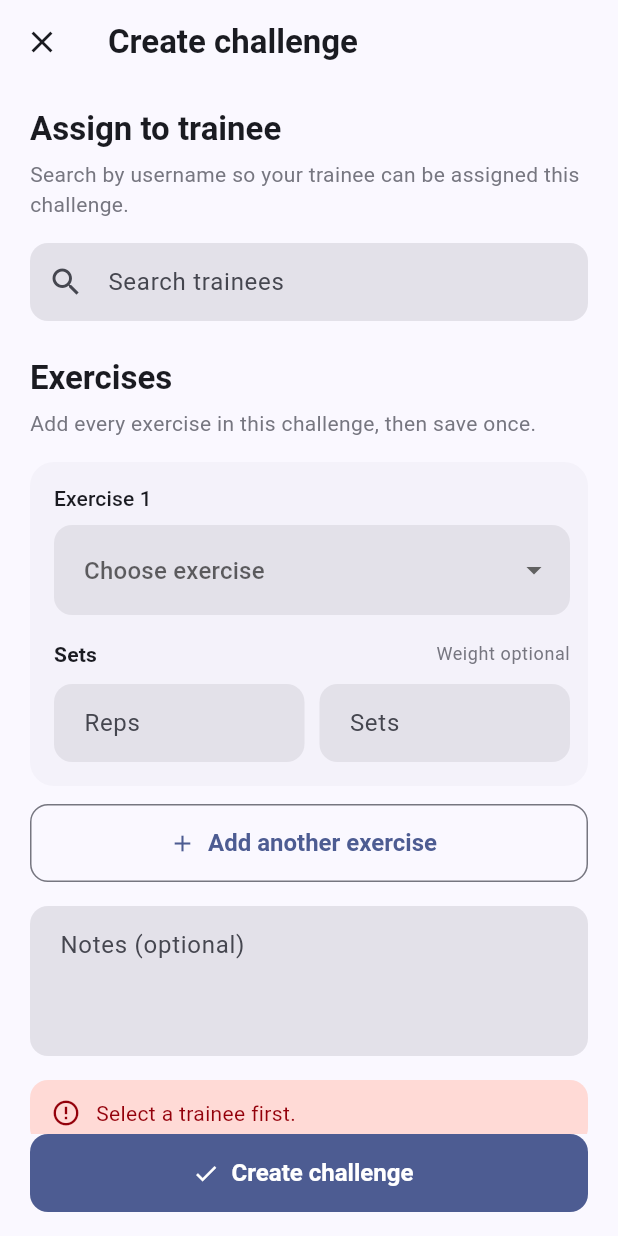
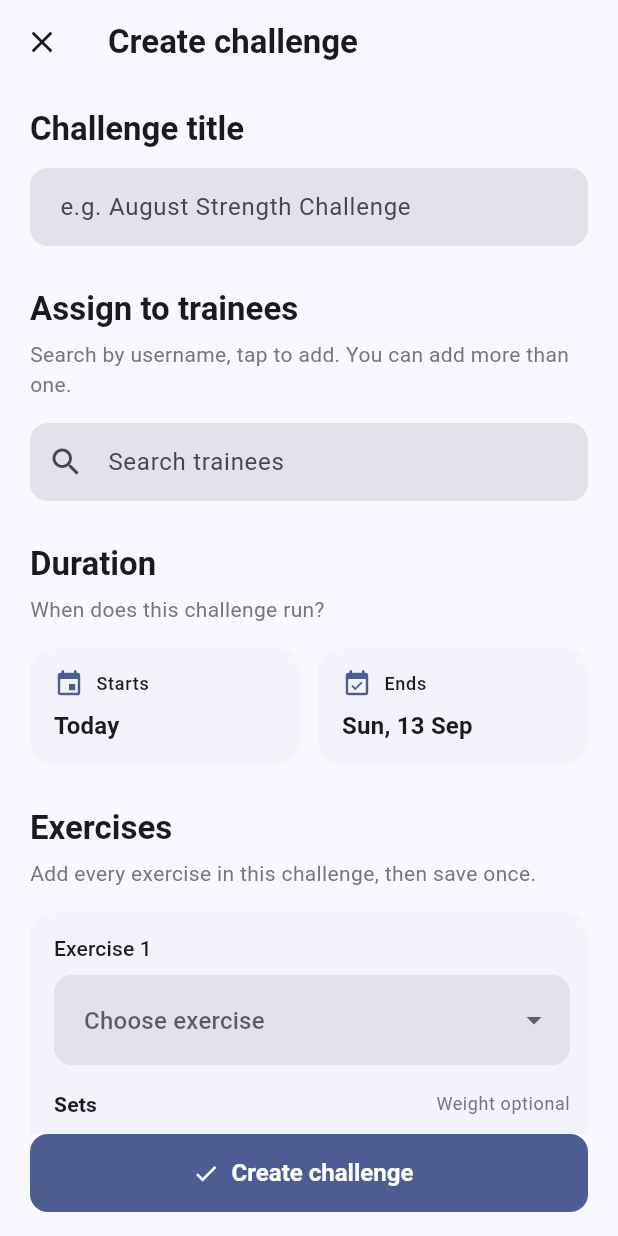
Before and after one commit to FLUTTERROJ/GymLog, a Flutter app: the CreateChallengeScreen screen opened directly, after a tap on "Create challenge", on a phone screen of 412 x 824 dp. Run offline on Flutter 3.47's test engine with Material 3 defaults, Android fonts, the light colour scheme and no system bars; our stand-ins replace supabase_flutter; accounts and stored records are empty.

Commit message:
Added challenge title and Start & End date field to the challenge

```diff
--- a/frontend/lib/screens/trainer/create_challenge_screen.dart
+++ b/frontend/lib/screens/trainer/create_challenge_screen.dart
@@ -1,6 +1,7 @@
 import 'package:flutter/material.dart';
 import 'package:provider/provider.dart';
 
+import '../../core/formatting.dart';
 import '../../core/theme.dart';
 import '../../services/challenge_service.dart';
 
@@ -33,9 +34,9 @@ class _CreateChallengeScreenState extends State<CreateChallengeScreen> {
   final _notesController = TextEditingController();
   final _searchController = TextEditingController();
   final List<ChallengeEntryDraft> _entries = [ChallengeEntryDraft()];
-  String? _selectedTraineeId;
-  DateTime _startDate = DateTime.now();
-  DateTime _endDate = DateTime.now().add(const Duration(days: 30));
+  final List<ChallengeProfileSearchResult> _selectedTrainees = [];
+  DateTime _startDate = today();
+  DateTime _endDate = today().add(const Duration(days: 30));
   bool _searching = false;
   String? _error;
 
@@ -61,20 +62,67 @@ class _CreateChallengeScreenState extends State<CreateChallengeScreen> {
     }
   }
 
+  void _addTrainee(ChallengeProfileSearchResult trainee) {
+    setState(() {
+      if (!_selectedTrainees.any((t) => t.id == trainee.id)) {
+        _selectedTrainees.add(trainee);
+      }
+      _error = null;
+      _searchController.clear();
+    });
+    context.read<ChallengeService>().clearSearch();
+  }
+
+  void _removeTrainee(String traineeId) {
+    setState(() => _selectedTrainees.removeWhere((t) => t.id == traineeId));
+  }
+
+  Future<void> _pickStartDate() async {
+    final picked = await showDatePicker(
+      context: context,
+      initialDate: _startDate,
+      firstDate: today().subtract(const Duration(days: 365)),
+      lastDate: today().add(const Duration(days: 730)),
+      helpText: 'When does the challenge start?',
+    );
+    if (picked == null || !mounted) return;
+    setState(() {
+      _startDate = DateTime(picked.year, picked.month, picked.day);
+      if (_endDate.isBefore(_startDate)) _endDate = _startDate;
+    });
+  }
+
+  Future<void> _pickEndDate() async {
+    final picked = await showDatePicker(
+      context: context,
+      initialDate: _endDate,
+      firstDate: _startDate,
+      lastDate: today().add(const Duration(days: 730)),
+      helpText: 'When does the challenge end?',
+    );
+    if (picked == null || !mounted) return;
+    setState(() => _endDate = DateTime(picked.year, picked.month, picked.day));
+  }
+
   Future<void> _submit() async {
-    if (_selectedTraineeId == null || _selectedTraineeId!.trim().isEmpty) {
-      setState(() => _error = 'Select a trainee first.');
+    if (_selectedTrainees.isEmpty) {
+      setState(() => _error = 'Select at least one trainee.');
       return;
     }
-
     if (_titleController.text.trim().isEmpty) {
       setState(() => _error = 'Give the challenge a title.');
       return;
     }
+    if (_endDate.isBefore(_startDate)) {
+      setState(() => _error = 'End date must be on or after the start date.');
+      return;
+    }
+
+    setState(() => _error = null);
 
     try {
       await context.read<ChallengeService>().createChallenge(
-            traineeId: _selectedTraineeId!,
+            traineeIds: _selectedTrainees.map((t) => t.id).toList(),
             title: _titleController.text,
             startDate: _startDate,
             endDate: _endDate,
@@ -91,6 +139,10 @@ class _CreateChallengeScreenState extends State<CreateChallengeScreen> {
   Widget build(BuildContext context) {
     final theme = Theme.of(context);
     final service = context.watch<ChallengeService>();
+    final results = service.searchResults
+        .where((r) => !_selectedTrainees.any((t) => t.id == r.id))
+        .toList();
+    final query = _searchController.text.trim();
 
     return Scaffold(
       appBar: AppBar(
@@ -104,16 +156,54 @@ class _CreateChallengeScreenState extends State<CreateChallengeScreen> {
         padding: const EdgeInsets.fromLTRB(20, 8, 20, 120),
         children: [
           const SizedBox(height: 8),
-          Text('Assign to trainee',
+          Text('Challenge title',
+              style: theme.textTheme.titleLarge
+                  ?.copyWith(fontWeight: FontWeight.w700)),
+          const SizedBox(height: 12),
+          TextField(
+            controller: _titleController,
+            textCapitalization: TextCapitalization.sentences,
+            decoration: const InputDecoration(
+              hintText: 'e.g. August Strength Challenge',
+            ),
+          ),
+
+          const SizedBox(height: 28),
+          Text('Assign to trainees',
               style: theme.textTheme.titleLarge
                   ?.copyWith(fontWeight: FontWeight.w700)),
           const SizedBox(height: 6),
           Text(
-            'Search by username so your trainee can be assigned this challenge.',
+            'Search by username, tap to add. You can add more than one.',
             style: theme.textTheme.bodyMedium
                 ?.copyWith(color: theme.colorScheme.outline),
           ),
           const SizedBox(height: 16),
+          if (_selectedTrainees.isNotEmpty) ...[
+            Wrap(
+              spacing: 8,
+              runSpacing: 8,
+              children: [
+                for (final trainee in _selectedTrainees)
+                  InputChip(
+                    avatar: CircleAvatar(
+                      backgroundColor: theme.colorScheme.primary,
+                      child: Text(
+                        trainee.label.substring(0, 1).toUpperCase(),
+                        style: TextStyle(
+                          fontSize: 12,
+                          fontWeight: FontWeight.w700,
+                          color: theme.colorScheme.onPrimary,
+                        ),
+                      ),
+                    ),
+                    label: Text(trainee.label),
+                    onDeleted: () => _removeTrainee(trainee.id),
+                  ),
+              ],
+            ),
+            const SizedBox(height: 12),
+          ],
           TextField(
             controller: _searchController,
             decoration: const InputDecoration(
@@ -123,26 +213,19 @@ class _CreateChallengeScreenState extends State<CreateChallengeScreen> {
             onChanged: (_) => _search(),
             onSubmitted: (_) => _search(),
           ),
-          if (service.searchResults.isNotEmpty) ...[
+          if (results.isNotEmpty) ...[
             const SizedBox(height: 12),
-            ...service.searchResults.map((result) {
-              final selected = _selectedTraineeId == result.id;
+            ...results.map((result) {
               return InkWell(
-                onTap: () => setState(() => _selectedTraineeId = result.id),
+                onTap: () => _addTrainee(result),
                 child: Container(
                   margin: const EdgeInsets.only(bottom: 10),
                   padding:
                       const EdgeInsets.symmetric(horizontal: 12, vertical: 12),
                   decoration: BoxDecoration(
-                    color: selected
-                        ? theme.colorScheme.primaryContainer
-                        : theme.colorScheme.surfaceContainerHighest,
+                    color: theme.colorScheme.surfaceContainerHighest,
                     borderRadius: BorderRadius.circular(18),
-                    border: Border.all(
-                      color: selected
-                          ? theme.colorScheme.primary
-                          : theme.colorScheme.outlineVariant,
-                    ),
+                    border: Border.all(color: theme.colorScheme.outlineVariant),
                   ),
                   child: Row(
                     children: [
@@ -150,10 +233,7 @@ class _CreateChallengeScreenState extends State<CreateChallengeScreen> {
                         radius: 18,
                         backgroundColor: theme.colorScheme.primary,
                         child: Text(
-                          (result.username ?? result.fullName ?? 'U')
-                              .trim()
-                              .substring(0, 1)
-                              .toUpperCase(),
+                          result.label.substring(0, 1).toUpperCase(),
                           style: theme.textTheme.titleMedium?.copyWith(
                             fontWeight: FontWeight.w700,
                             color: theme.colorScheme.onPrimary,
@@ -176,18 +256,91 @@ class _CreateChallengeScreenState extends State<CreateChallengeScreen> {
                           ],
                         ),
                       ),
+                      Icon(Icons.add_circle_outline,
+                          color: theme.colorScheme.primary),
                     ],
                   ),
                 ),
               );
             }),
-          ] else if (_searchController.text.trim().isNotEmpty && !_searching) ...[
+          ] else if (query.isNotEmpty && !_searching) ...[
             const SizedBox(height: 12),
             Text('No matching trainees found.',
                 style: theme.textTheme.bodySmall
                     ?.copyWith(color: theme.colorScheme.outline)),
           ],
-          const SizedBox(height: 24),
+
+          const SizedBox(height: 28),
+          Text('Duration',
+              style: theme.textTheme.titleLarge
+                  ?.copyWith(fontWeight: FontWeight.w700)),
+          const SizedBox(height: 6),
+          Text(
+            'When does this challenge run?',
+            style: theme.textTheme.bodyMedium
+                ?.copyWith(color: theme.colorScheme.outline),
+          ),
+          const SizedBox(height: 16),
+          Row(
+            crossAxisAlignment: CrossAxisAlignment.start,
+            children: [
+              Expanded(
+                child: Panel(
+                  onTap: _pickStartDate,
+                  padding:
+                      const EdgeInsets.symmetric(horizontal: 16, vertical: 14),
+                  child: Column(
+                    crossAxisAlignment: CrossAxisAlignment.start,
+                    children: [
+                      Row(
+                        children: [
+                          Icon(Icons.event,
+                              color: theme.colorScheme.primary, size: 20),
+                          const SizedBox(width: 8),
+                          Text('Starts', style: theme.textTheme.labelMedium),
+                        ],
+                      ),
+                      const SizedBox(height: 6),
+                      Text(
+                        friendlyDate(_startDate),
+                        style: theme.textTheme.titleMedium
+                            ?.copyWith(fontWeight: FontWeight.w600),
+                      ),
+                    ],
+                  ),
+                ),
+              ),
+              const SizedBox(width: 12),
+              Expanded(
+                child: Panel(
+                  onTap: _pickEndDate,
+                  padding:
+                      const EdgeInsets.symmetric(horizontal: 16, vertical: 14),
+                  child: Column(
+                    crossAxisAlignment: CrossAxisAlignment.start,
+                    children: [
+                      Row(
+                        children: [
+                          Icon(Icons.event_available,
+                              color: theme.colorScheme.primary, size: 20),
+                          const SizedBox(width: 8),
+                          Text('Ends', style: theme.textTheme.labelMedium),
+                        ],
+                      ),
+                      const SizedBox(height: 6),
+                      Text(
+                        friendlyDate(_endDate),
+                        style: theme.textTheme.titleMedium
+                            ?.copyWith(fontWeight: FontWeight.w600),
+                      ),
+                    ],
+                  ),
+                ),
+              ),
+            ],
+          ),
+
+          const SizedBox(height: 28),
           Text('Exercises',
               style: theme.textTheme.titleLarge
                   ?.copyWith(fontWeight: FontWeight.w700)),
--- a/frontend/lib/services/challenge_service.dart
+++ b/frontend/lib/services/challenge_service.dart
@@ -130,19 +130,29 @@ class ChallengeService extends ChangeNotifier {
     return results;
   }
 
+  /// Creates the challenge for every trainee in [traineeIds].
+  ///
+  /// `monthly_challenges` ties a challenge to exactly one `trainee_id` (each
+  /// trainee tracks their own completions independently), so "assign to
+  /// several trainees at once" means inserting one challenge row per trainee,
+  /// all sharing the same title, dates, and exercise targets.
   Future<void> createChallenge({
-    required String traineeId,
+    required List<String> traineeIds,
     required String title,
     required DateTime startDate,
     required DateTime endDate,
     required List<ChallengeEntryDraft> exercises,
     String? notes,
   }) async {
-    if (title.trim().isEmpty) {
+    final trimmedTitle = title.trim();
+    if (trimmedTitle.isEmpty) {
       throw StateError('Challenge title is required.');
     }
-    if (traineeId.isEmpty) {
-      throw StateError('Select a trainee.');
+    if (traineeIds.isEmpty) {
+      throw StateError('Select at least one trainee.');
+    }
+    if (endDate.isBefore(startDate)) {
+      throw StateError('End date must be on or after the start date.');
     }
     final validExercises = exercises
         .where((entry) =>
@@ -155,16 +165,21 @@ class ChallengeService extends ChangeNotifier {
     final trainerId = _client.auth.currentUser?.id;
     if (trainerId == null) throw StateError('Not signed in.');
 
+    final trimmedNotes =
+        notes != null && notes.trim().isNotEmpty ? notes.trim() : null;
+    final startDateStr = startDate.toIso8601String().split('T').first;
+    final endDateStr = endDate.toIso8601String().split('T').first;
+
+    for (final traineeId in traineeIds) {
       final challengeRow = await _client
           .from('monthly_challenges')
           .insert({
             'trainer_id': trainerId,
             'trainee_id': traineeId,
-          'title': title.trim(),
-          'start_date': startDate.toIso8601String().split('T').first,
-          'end_date': endDate.toIso8601String().split('T').first,
-          'notes':
-              notes != null && notes.trim().isNotEmpty ? notes.trim() : null,
+            'title': trimmedTitle,
+            'start_date': startDateStr,
+            'end_date': endDateStr,
+            'notes': trimmedNotes,
           })
           .select()
           .single();
@@ -183,6 +198,7 @@ class ChallengeService extends ChangeNotifier {
       }).toList();
 
       await _client.from('challenge_exercises').insert(payload);
+    }
   }
 
   Future<void> toggleCompletion({
```
Lines whose indentation alone changed are shown as unchanged.
